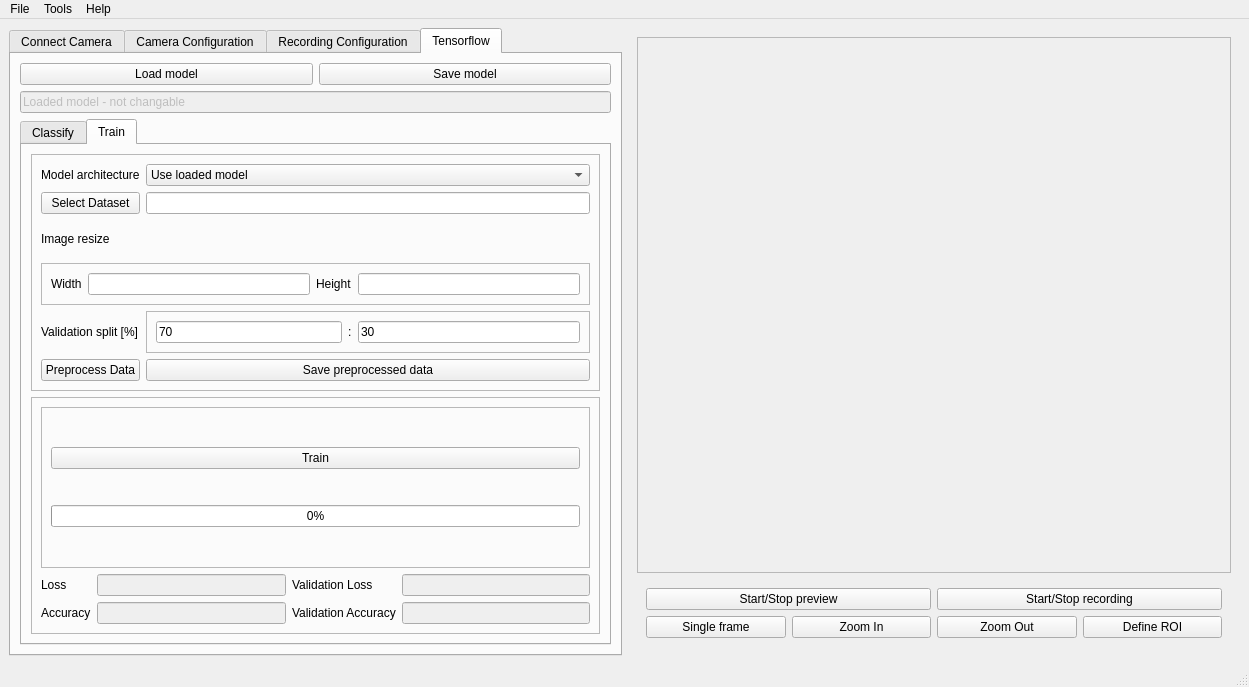
First picture: the form in anubis.ui, repository xlukas10/anubis, before the edit.
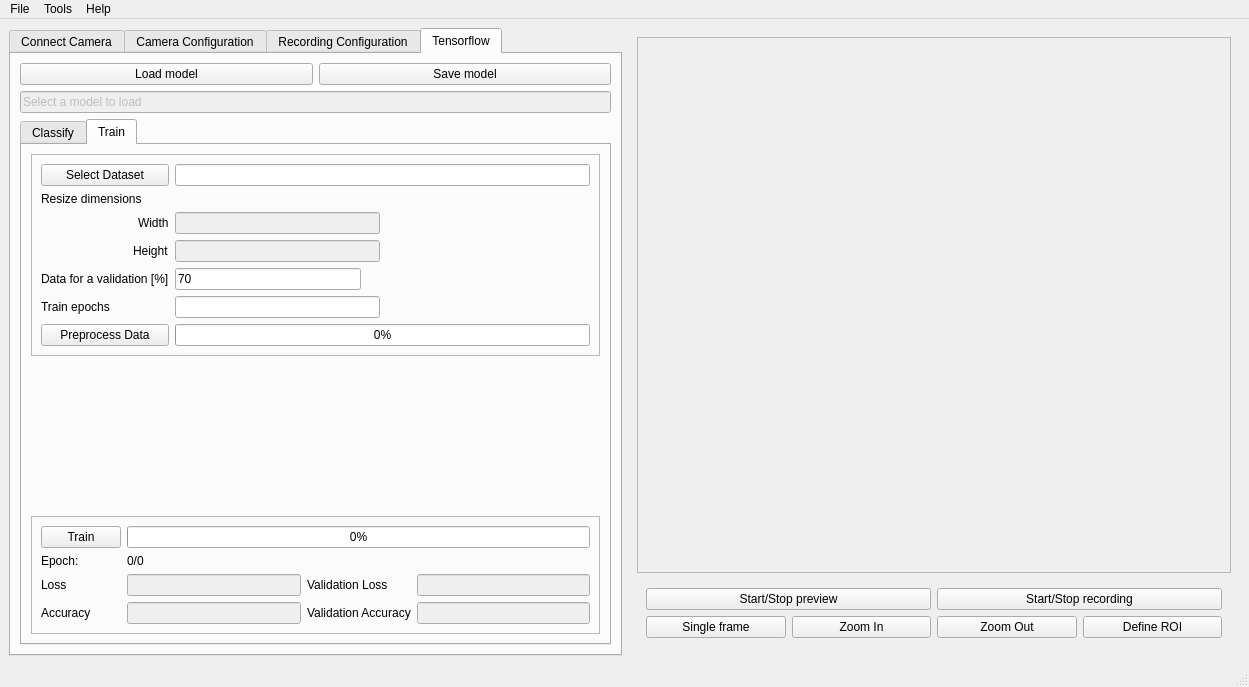
Second picture: the form after the edit. The open tabs and pages were chosen to show the change. Icons and pictures are not drawn.

Diff of the .ui file:
```diff
--- a/anubis.ui
+++ b/anubis.ui
@@ -381,7 +381,7 @@
            <bool>false</bool>
           </property>
           <property name="text">
-           <string>Loaded model - not changable</string>
+           <string>Select a model to load</string>
           </property>
          </widget>
         </item>
@@ -419,161 +419,20 @@
             <string>Train</string>
            </attribute>
            <layout class="QGridLayout" name="gridLayout_9">
-            <item row="0" column="0">
-             <widget class="QFrame" name="frame_train_preprocess">
-              <property name="frameShape">
-               <enum>QFrame::StyledPanel</enum>
-              </property>
-              <property name="frameShadow">
-               <enum>QFrame::Raised</enum>
-              </property>
-              <layout class="QGridLayout" name="gridLayout_7">
-               <item row="3" column="0">
-                <widget class="QLabel" name="label_img_resize">
-                 <property name="text">
-                  <string>Image resize</string>
-                 </property>
-                </widget>
-               </item>
-               <item row="0" column="0">
-                <widget class="QLabel" name="label_model_arch">
-                 <property name="text">
-                  <string>Model architecture</string>
-                 </property>
-                </widget>
-               </item>
-               <item row="1" column="0">
-                <widget class="QPushButton" name="btn_load_dataset">
-                 <property name="text">
-                  <string>Select Dataset</string>
-                 </property>
-                </widget>
-               </item>
-               <item row="5" column="0">
-                <widget class="QLabel" name="label_val_split">
-                 <property name="text">
-                  <string>Validation split [%]</string>
-                 </property>
-                </widget>
-               </item>
-               <item row="6" column="0">
-                <widget class="QPushButton" name="btn_preprocess">
-                 <property name="text">
-                  <string>Preprocess Data</string>
-                 </property>
-                </widget>
-               </item>
-               <item row="6" column="1">
-                <widget class="QPushButton" name="btn_save_preprocess">
-                 <property name="text">
-                  <string>Save preprocessed data</string>
-                 </property>
-                </widget>
-               </item>
-               <item row="5" column="1">
-                <widget class="QFrame" name="frame_train_val_split">
-                 <property name="frameShape">
-                  <enum>QFrame::StyledPanel</enum>
-                 </property>
-                 <property name="frameShadow">
-                  <enum>QFrame::Raised</enum>
-                 </property>
-                 <layout class="QHBoxLayout" name="horizontalLayout">
-                  <item>
-                   <widget class="QLineEdit" name="line_edit_val_split_1">
-                    <property name="maximumSize">
-                     <size>
-                      <width>186</width>
-                      <height>16777215</height>
-                     </size>
-                    </property>
-                    <property name="inputMethodHints">
-                     <set>Qt::ImhDigitsOnly</set>
-                    </property>
-                    <property name="text">
-                     <string>70</string>
-                    </property>
-                   </widget>
-                  </item>
-                  <item>
-                   <widget class="QLabel" name="label_colon">
-                    <property name="text">
-                     <string>:</string>
-                    </property>
-                   </widget>
-                  </item>
-                  <item>
-                   <widget class="QLineEdit" name="line_edit_val_split_2">
-                    <property name="inputMethodHints">
-                     <set>Qt::ImhDigitsOnly</set>
-                    </property>
-                    <property name="text">
-                     <string>30</string>
-                    </property>
-                    <property name="frame">
-                     <bool>true</bool>
-                    </property>
-                   </widget>
-                  </item>
-                 </layout>
-                </widget>
-               </item>
-               <item row="4" column="0" colspan="2">
-                <widget class="QFrame" name="frame_train_resize">
-                 <property name="frameShape">
-                  <enum>QFrame::StyledPanel</enum>
-                 </property>
-                 <property name="frameShadow">
-                  <enum>QFrame::Raised</enum>
-                 </property>
-                 <layout class="QHBoxLayout" name="horizontalLayout_4">
-                  <item>
-                   <widget class="QLabel" name="label_res_width">
-                    <property name="text">
-                     <string>Width</string>
-                    </property>
-                   </widget>
-                  </item>
-                  <item>
-                   <widget class="QLineEdit" name="line_edit_res_width">
-                    <property name="inputMethodHints">
-                     <set>Qt::ImhDigitsOnly</set>
-                    </property>
-                   </widget>
-                  </item>
-                  <item>
-                   <widget class="QLabel" name="label_res_height">
-                    <property name="text">
-                     <string>Height</string>
-                    </property>
-                   </widget>
-                  </item>
-                  <item>
-                   <widget class="QLineEdit" name="line_edit_res_height">
-                    <property name="inputMethodHints">
-                     <set>Qt::ImhDigitsOnly</set>
-                    </property>
-                   </widget>
-                  </item>
-                 </layout>
-                </widget>
-               </item>
-               <item row="0" column="1">
-                <widget class="QComboBox" name="combo_model_arch">
-                 <item>
-                  <property name="text">
-                   <string>Use loaded model</string>
-                  </property>
-                 </item>
-                </widget>
-               </item>
-               <item row="1" column="1">
-                <widget class="QLineEdit" name="line_edit_dataset_path"/>
-               </item>
-              </layout>
-             </widget>
-            </item>
             <item row="2" column="0">
+             <spacer name="verticalSpacer">
+              <property name="orientation">
+               <enum>Qt::Vertical</enum>
+              </property>
+              <property name="sizeHint" stdset="0">
+               <size>
+                <width>20</width>
+                <height>40</height>
+               </size>
+              </property>
+             </spacer>
+            </item>
+            <item row="3" column="0">
              <widget class="QFrame" name="frame_train_stats">
               <property name="frameShape">
                <enum>QFrame::StyledPanel</enum>
@@ -582,87 +441,212 @@
                <enum>QFrame::Raised</enum>
               </property>
               <layout class="QGridLayout" name="gridLayout_8">
-               <item row="5" column="3">
-                <widget class="QLineEdit" name="line_edit_val_acc">
-                 <property name="enabled">
-                  <bool>false</bool>
-                 </property>
-                </widget>
-               </item>
-               <item row="0" column="0" colspan="4">
-                <widget class="QFrame" name="frame_train_progress">
-                 <property name="frameShape">
-                  <enum>QFrame::StyledPanel</enum>
-                 </property>
-                 <property name="frameShadow">
-                  <enum>QFrame::Raised</enum>
-                 </property>
-                 <layout class="QGridLayout" name="gridLayout_6">
-                  <item row="2" column="0">
-                   <widget class="QProgressBar" name="progress_bar_train">
-                    <property name="value">
-                     <number>0</number>
-                    </property>
-                   </widget>
-                  </item>
-                  <item row="0" column="0">
-                   <widget class="QPushButton" name="btn_train_cancel">
-                    <property name="text">
-                     <string>Train</string>
-                    </property>
-                   </widget>
-                  </item>
-                 </layout>
-                </widget>
-               </item>
-               <item row="1" column="1">
-                <widget class="QLineEdit" name="line_edit_loss">
-                 <property name="enabled">
-                  <bool>false</bool>
-                 </property>
-                </widget>
-               </item>
-               <item row="5" column="2">
+               <item row="6" column="3">
                 <widget class="QLabel" name="label_val_acc">
                  <property name="text">
                   <string>Validation Accuracy</string>
                  </property>
                 </widget>
                </item>
-               <item row="1" column="0">
-                <widget class="QLabel" name="label_loss">
-                 <property name="text">
-                  <string>Loss</string>
-                 </property>
-                </widget>
-               </item>
-               <item row="1" column="2">
-                <widget class="QLabel" name="label_val_loss">
-                 <property name="text">
-                  <string>Validation Loss</string>
-                 </property>
-                </widget>
-               </item>
-               <item row="5" column="1">
+               <item row="6" column="2">
                 <widget class="QLineEdit" name="line_edit_acc">
                  <property name="enabled">
                   <bool>false</bool>
                  </property>
                 </widget>
                </item>
-               <item row="5" column="0">
+               <item row="6" column="0">
                 <widget class="QLabel" name="label_acc">
                  <property name="text">
                   <string>Accuracy</string>
                  </property>
                 </widget>
                </item>
-               <item row="1" column="3">
+               <item row="2" column="3">
+                <widget class="QLabel" name="label_val_loss">
+                 <property name="text">
+                  <string>Validation Loss</string>
+                 </property>
+                </widget>
+               </item>
+               <item row="6" column="4">
+                <widget class="QLineEdit" name="line_edit_val_acc">
+                 <property name="enabled">
+                  <bool>false</bool>
+                 </property>
+                </widget>
+               </item>
+               <item row="2" column="4">
                 <widget class="QLineEdit" name="line_edit_val_loss">
                  <property name="enabled">
                   <bool>false</bool>
                  </property>
                 </widget>
+               </item>
+               <item row="1" column="0">
+                <widget class="QLabel" name="label_epoch">
+                 <property name="text">
+                  <string>Epoch: </string>
+                 </property>
+                </widget>
+               </item>
+               <item row="1" column="2">
+                <widget class="QLabel" name="label_active_epoch">
+                 <property name="text">
+                  <string>0/0</string>
+                 </property>
+                </widget>
+               </item>
+               <item row="2" column="2">
+                <widget class="QLineEdit" name="line_edit_loss">
+                 <property name="enabled">
+                  <bool>false</bool>
+                 </property>
+                </widget>
+               </item>
+               <item row="2" column="0">
+                <widget class="QLabel" name="label_loss">
+                 <property name="text">
+                  <string>Loss</string>
+                 </property>
+                </widget>
+               </item>
+               <item row="0" column="0">
+                <widget class="QPushButton" name="btn_train_cancel">
+                 <property name="text">
+                  <string>Train</string>
+                 </property>
+                </widget>
+               </item>
+               <item row="0" column="2" colspan="3">
+                <widget class="QProgressBar" name="progress_bar_train">
+                 <property name="value">
+                  <number>0</number>
+                 </property>
+                </widget>
+               </item>
+              </layout>
+             </widget>
+            </item>
+            <item row="1" column="0">
+             <widget class="QFrame" name="frame_train_preprocess">
+              <property name="frameShape">
+               <enum>QFrame::StyledPanel</enum>
+              </property>
+              <property name="frameShadow">
+               <enum>QFrame::Raised</enum>
+              </property>
+              <layout class="QGridLayout" name="gridLayout_6">
+               <item row="1" column="0">
+                <widget class="QLabel" name="label_img_resize">
+                 <property name="text">
+                  <string>Resize dimensions</string>
+                 </property>
+                </widget>
+               </item>
+               <item row="0" column="0">
+                <widget class="QPushButton" name="btn_load_dataset">
+                 <property name="text">
+                  <string>Select Dataset</string>
+                 </property>
+                </widget>
+               </item>
+               <item row="4" column="0">
+                <widget class="QLabel" name="label_val_split">
+                 <property name="text">
+                  <string>Data for a validation [%]</string>
+                 </property>
+                </widget>
+               </item>
+               <item row="4" column="1">
+                <widget class="QLineEdit" name="line_edit_val_split">
+                 <property name="maximumSize">
+                  <size>
+                   <width>186</width>
+                   <height>16777215</height>
+                  </size>
+                 </property>
+                 <property name="inputMethodHints">
+                  <set>Qt::ImhDigitsOnly</set>
+                 </property>
+                 <property name="text">
+                  <string>70</string>
+                 </property>
+                </widget>
+               </item>
+               <item row="5" column="1">
+                <widget class="QLineEdit" name="line_edit_epochs"/>
+               </item>
+               <item row="5" column="0">
+                <widget class="QLabel" name="label_train_epochs">
+                 <property name="text">
+                  <string>Train epochs</string>
+                 </property>
+                </widget>
+               </item>
+               <item row="6" column="0">
+                <widget class="QPushButton" name="btn_preprocess">
+                 <property name="text">
+                  <string>Preprocess Data</string>
+                 </property>
+                </widget>
+               </item>
+               <item row="6" column="1" colspan="2">
+                <widget class="QProgressBar" name="progress_bar_preprocess">
+                 <property name="value">
+                  <number>0</number>
+                 </property>
+                </widget>
+               </item>
+               <item row="2" column="0" alignment="Qt::AlignRight">
+                <widget class="QLabel" name="label_res_width">
+                 <property name="text">
+                  <string>Width</string>
+                 </property>
+                </widget>
+               </item>
+               <item row="3" column="0" alignment="Qt::AlignRight">
+                <widget class="QLabel" name="label_res_height">
+                 <property name="text">
+                  <string>Height</string>
+                 </property>
+                </widget>
+               </item>
+               <item row="2" column="1">
+                <widget class="QLineEdit" name="line_edit_res_width">
+                 <property name="enabled">
+                  <bool>false</bool>
+                 </property>
+                 <property name="inputMethodHints">
+                  <set>Qt::ImhDigitsOnly</set>
+                 </property>
+                </widget>
+               </item>
+               <item row="3" column="1">
+                <widget class="QLineEdit" name="line_edit_res_height">
+                 <property name="enabled">
+                  <bool>false</bool>
+                 </property>
+                 <property name="inputMethodHints">
+                  <set>Qt::ImhDigitsOnly</set>
+                 </property>
+                </widget>
+               </item>
+               <item row="2" column="2">
+                <spacer name="horizontalSpacer">
+                 <property name="orientation">
+                  <enum>Qt::Horizontal</enum>
+                 </property>
+                 <property name="sizeHint" stdset="0">
+                  <size>
+                   <width>40</width>
+                   <height>20</height>
+                  </size>
+                 </property>
+                </spacer>
+               </item>
+               <item row="0" column="1" colspan="2">
+                <widget class="QLineEdit" name="line_edit_dataset_path"/>
                </item>
               </layout>
              </widget>
```
Left out of the diff: 2 changed lines with no effect on the pictures.
